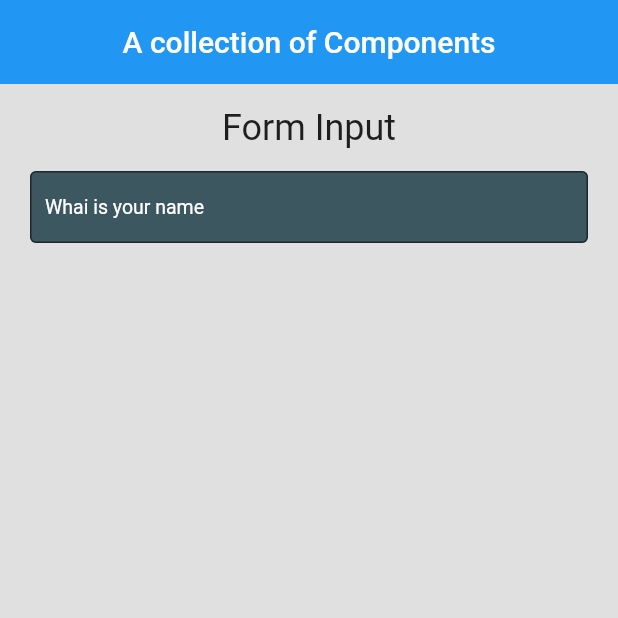
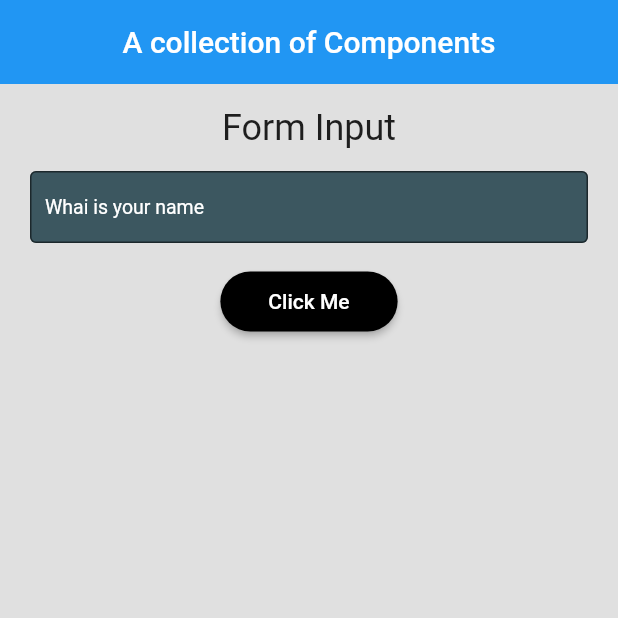
Before and after one commit to acedesigns/ace-components, a Flutter app: the screen it shows after launch, on a phone screen of 412 x 824 dp, the top half of it. Run offline on Flutter 3.47's test engine with Material 2 defaults, Android fonts, the phone set to English and light mode, and no system bars.

Commit message:
button component

```diff
--- /dev/null
+++ b/lib/components/ace_elev_button.dart
@@ -0,0 +1,33 @@
+/* =======================================================
+ *
+ * Created by anele on 18/07/2023.
+ *
+ * @anele_ace
+ *
+ * =======================================================
+ */
+
+
+import 'package:flutter/material.dart';
+
+class AceElevatedButton extends StatelessWidget {
+
+  final String  text;
+  final VoidCallback onPressed;
+
+  const AceElevatedButton({super.key, required this.text, required this.onPressed});
+
+  @override
+  Widget build(BuildContext context) {
+    return ElevatedButton(
+      onPressed: onPressed,
+      style: ElevatedButton.styleFrom(
+          shape: const StadiumBorder(),
+          backgroundColor: Colors.black,
+          foregroundColor: Colors.white,
+          padding: const EdgeInsets.symmetric(horizontal: 32, vertical: 12),
+        ),
+      child: Text(text),
+    );
+  }
+}
--- a/lib/components/components.dart
+++ b/lib/components/components.dart
@@ -8,3 +8,4 @@
  */
 
 export './input_text.dart';
+export './ace_elev_button.dart';
--- a/lib/screens/main_screen.dart
+++ b/lib/screens/main_screen.dart
@@ -43,9 +43,19 @@ class _MainScreenState extends State<MainScreen> {
             controller: emailController,
             hintText: 'Whai is your name',
             validator: (value) {
-
+              if (value!.isEmpty) {
+                return 'Please enter something';
+              }
+              return null;
             },
           ),
+
+          const SizedBox(height: 15),
+
+          AceElevatedButton(
+            text: "Click Me",
+            onPressed:() {},
+          )
         ],
       ),
     );
```
